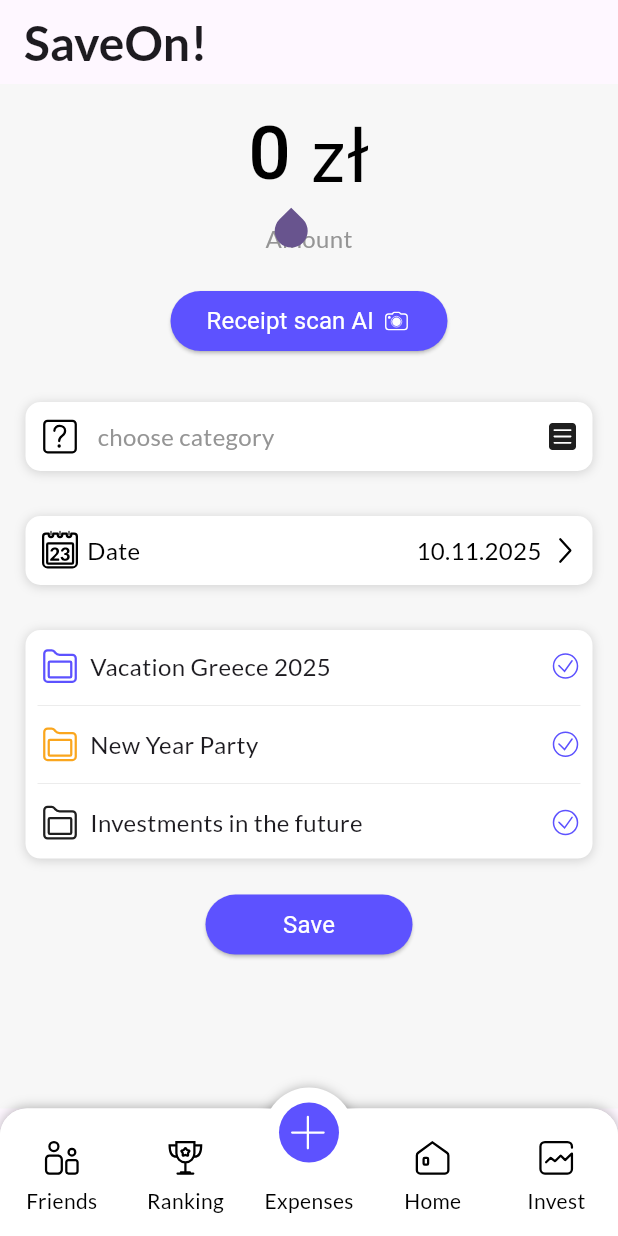
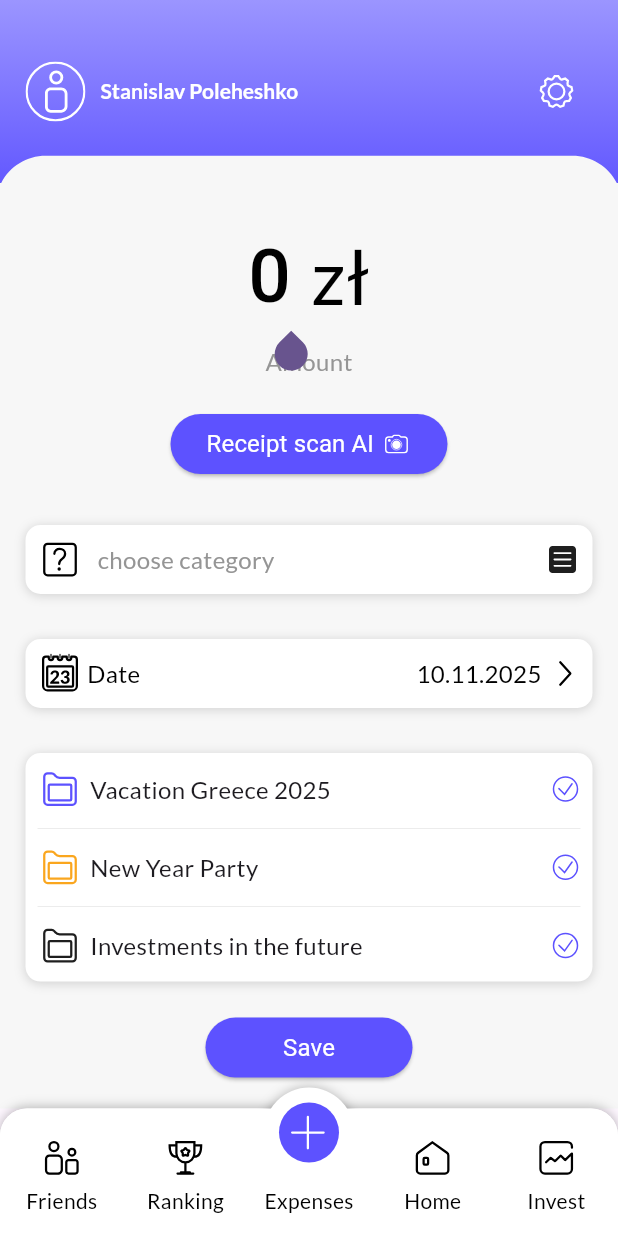
Before and after one commit to poleheshko/saveon_frontend, a Flutter app: the MainNavigation screen opened directly, item 3 of the bottom bar chosen, on a phone screen of 412 x 824 dp. Run offline on Flutter 3.47's test engine with Material 3 defaults, Android fonts, the phone set to English and light mode, and no system bars; our stand-ins replace calendar_date_picker2, flutter_svg, google_fonts, shared_preferences; accounts and stored records are empty.

Commit message:
Created `header_profile` component and `coming_soon_alert` (not finished)

```diff
--- a/lib/main.dart
+++ b/lib/main.dart
@@ -28,6 +28,7 @@ class SaveOn extends StatelessWidget {
               titleMedium: TextStyle(fontSize: 16),
               bodySmall: TextStyle(fontSize: 10),
               bodyMedium: TextStyle(fontSize: 16),
+              headlineMedium: TextStyle(fontSize: 14, fontWeight: FontWeight.bold, color: Colors.white),
               titleLarge: TextStyle(fontSize: 32, fontWeight: FontWeight.bold),
           ),
         ),
--- /dev/null
+++ b/lib/models/common/coming_soon_alert.dart
@@ -0,0 +1,17 @@
+import 'package:flutter/material.dart';
+
+void showComingSoonDialog(BuildContext context) {
+  showDialog<void>(
+    context: context,
+    builder: (context) => AlertDialog(
+      title: const Text('Coming Soon'),
+      content: const Text('This feature is not available yet.'),
+      actions: [
+        TextButton(
+          onPressed: () => Navigator.of(context).pop(),
+          child: const Text('OK'),
+        ),
+      ],
+    ),
+  );
+}
--- a/lib/models/common/common_page.dart
+++ b/lib/models/common/common_page.dart
@@ -1,4 +1,6 @@
 import 'package:flutter/material.dart';
+
+import 'header_profile.dart';
 
 class CommonPage extends StatelessWidget {
   final List<Widget> commonPageContent;
@@ -8,13 +10,15 @@ class CommonPage extends StatelessWidget {
   @override
   Widget build(BuildContext context) {
     return Scaffold(
-      backgroundColor: Color(0xFFF7F7F7),
-      appBar: AppBar(
-        title: const Text("SaveOn!"),
+      backgroundColor: const Color(0xFFF7F7F7),
+      extendBodyBehindAppBar: true,
+      appBar: const PreferredSize(
+        preferredSize: Size.fromHeight(122),
+        child: HeaderProfile(),
       ),
       body: SingleChildScrollView(
         child: Padding(
-          padding: const EdgeInsets.symmetric(horizontal: 17),
+          padding: const EdgeInsets.fromLTRB(17, 122 + 16, 17, 0),
           child: Column(
             crossAxisAlignment: CrossAxisAlignment.center,
             children: commonPageContent,
--- /dev/null
+++ b/lib/models/common/header_profile.dart
@@ -0,0 +1,64 @@
+import 'package:flutter/cupertino.dart';
+import 'package:flutter/material.dart';
+import 'package:flutter_svg/svg.dart';
+import 'package:saveon_frontend/models/common/coming_soon_alert.dart';
+
+class HeaderProfile extends StatelessWidget {
+  const HeaderProfile({super.key});
+
+  @override
+  Widget build(BuildContext context) {
+    return Container(
+      width: double.infinity,
+      height: 122,
+
+      child: Stack(
+        fit: StackFit.expand,
+
+        children: [
+          //Background Image
+          Positioned.fill(
+            child: SvgPicture.asset(
+              "lib/assets/header_profile/top_bar_background.svg",
+              fit: BoxFit.fitWidth,
+              alignment: Alignment.topCenter,
+            ),
+          ),
+
+          //Content of Header Profile
+          Padding(
+            padding: const EdgeInsets.symmetric(horizontal: 17),
+            child: Row(
+              mainAxisAlignment: MainAxisAlignment.spaceBetween,
+              crossAxisAlignment: CrossAxisAlignment.center,
+              children: [
+                //Left Part
+                Row(
+                  children: [
+                    SvgPicture.asset(
+                      "lib/assets/header_profile/profile_image.svg",
+                    ),
+                    SizedBox(width: 10),
+                    Text(
+                      'Stanislav Poleheshko', //MOCKED
+                      style: Theme.of(context).textTheme.headlineMedium,
+                    ),
+                  ],
+                ),
+
+                //Right Part
+                IconButton(
+                  onPressed: () => showComingSoonDialog(context),
+                  icon: SvgPicture.asset(
+                    "lib/assets/header_profile/icon_settings.svg",
+                  ),
+
+                ),
+              ],
+            ),
+          ),
+        ],
+      ),
+    );
+  }
+}
--- a/pubspec.yaml
+++ b/pubspec.yaml
@@ -103,6 +103,9 @@ flutter:
     - lib/assets/menu/investRegular.svg
     - lib/assets/menu/rankingActive.svg
     - lib/assets/menu/rankingRegular.svg
+    - lib/assets/header_profile/icon_settings.svg
+    - lib/assets/header_profile/profile_image.svg
+    - lib/assets/header_profile/top_bar_background.svg
 
   # An image asset can refer to one or more resolution-specific "variants", see
   # https://flutter.dev/to/resolution-aware-images
```
Also changed, not shown: lib/assets/header_profile/icon_settings.svg (added), lib/assets/header_profile/profile_image.svg (added), lib/assets/header_profile/top_bar_background.svg (added).
